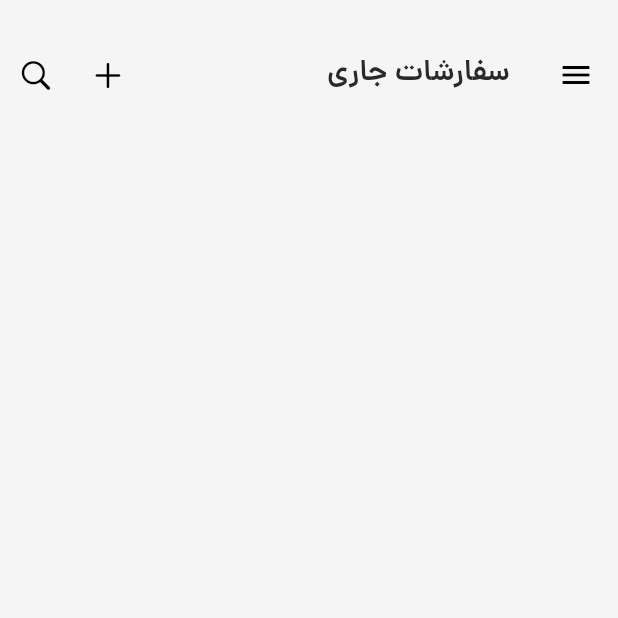
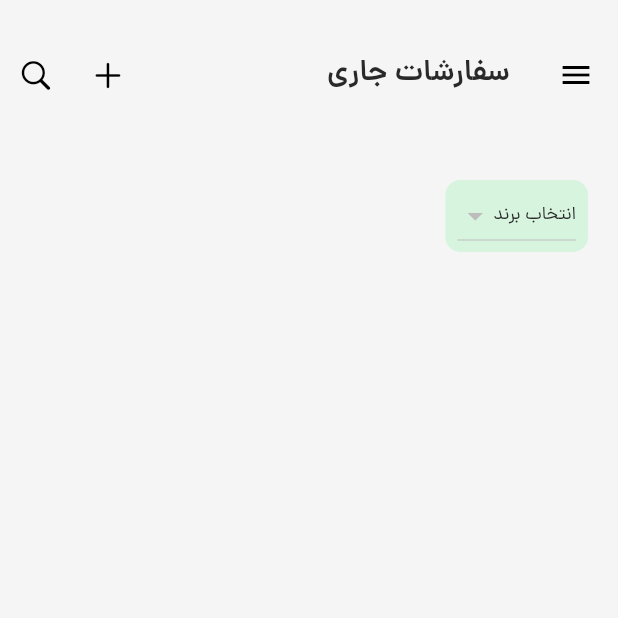
Before and after one commit to EddyHezarian/pipeline, a Flutter app: the OpenOrderScreen screen opened directly, on a phone screen of 412 x 824 dp, the top half of it. Run offline on Flutter 3.47's test engine with Material 3 defaults, Android fonts, the phone set to English and light mode, and no system bars; our stand-ins replace bloc, connectivity_plus, flutter_bloc, flutter_svg, get_it, hive and 6 more; missing offline and left inert: delayed_widget, persian_number_utility; accounts and stored records are empty.

Commit message:
fetching orders ready for UI

```diff
--- a/lib/core/model/order_model.dart
+++ b/lib/core/model/order_model.dart
@@ -78,7 +78,7 @@ class OrderModel {
         purchase: json['purchase'],
         status: json['status'],
         description: json['description'],
-        createdAt: json['date'],
+        createdAt: DateTime.parse(json['date']),
         shirtSize: json['shirt'],
         shirtQTY: json['shirtQTY'],
         pantsSize: json['pants'],
--- a/lib/features/order_managment/open_order/presentation/open_order_screen.dart
+++ b/lib/features/order_managment/open_order/presentation/open_order_screen.dart
@@ -1,8 +1,15 @@
 import 'package:flutter/material.dart';
+import 'package:flutter_bloc/flutter_bloc.dart';
 import 'package:pipeline/configs/components/appbar/app_bar.dart';
 import 'package:pipeline/configs/components/drawer/custome_drawer.dart';
+import 'package:pipeline/configs/components/loding_animations.dart';
 import 'package:pipeline/configs/consts/text_consts.dart';
 import 'package:pipeline/configs/theme/color_pallet.dart';
+import 'package:pipeline/configs/theme/text_styles.dart';
+import 'package:pipeline/features/brand_management/data/local/brand_local_db_controller.dart';
+import 'package:pipeline/features/brand_management/data/model/brand_model.dart';
+import 'package:pipeline/features/order_managment/repository/blocs/cubit/order_cubit.dart';
+import 'package:pipeline/locator.dart';
 
 class OpenOrderScreen extends StatefulWidget {
   const OpenOrderScreen({super.key});
@@ -12,13 +19,109 @@ class OpenOrderScreen extends StatefulWidget {
 }
 
 class _OpenOrderScreenState extends State<OpenOrderScreen> {
+  List<BrandModel> listOfBrands = [];
+  List<DropdownMenuItem<String>> brandMenuItems = [];
+  BrandLocalDbController brandHiveController = locator();
+  String brandName = 'انتخاب برند';
+  bool focusDropDown = false;
+  _brandMenuItemsLoader() async {
+    listOfBrands = await brandHiveController.getBrands();
+    for (int index = 0; index < listOfBrands.length; index++) {
+      brandMenuItems.add(DropdownMenuItem(
+        value: listOfBrands[index].name,
+        child: Text(listOfBrands[index].name),
+      ));
+    }
+  }
+
+  @override
+  void initState() {
+    _brandMenuItemsLoader();
+    super.initState();
+  }
+
   @override
   Widget build(BuildContext context) {
-    return SafeArea(
-        child: Scaffold(
-      drawer: const CustomeDrawer(),
-      backgroundColor: ColorPallet.background,
-      appBar: customeMainAppBar(context: context, title: TextConsts.openOrders),
-    ));
+    return BlocBuilder<OrderCubit, OrderState>(
+      builder: (context, state) {
+        //? initial state----------------------------------------------------
+        if (state is InitialOrderState) {
+          return SafeArea(
+              child: Scaffold(
+                  drawer: const CustomeDrawer(),
+                  backgroundColor: ColorPallet.background,
+                  appBar: customeMainAppBar(
+                      context: context, title: TextConsts.openOrders),
+                  body: Column(
+                    children: [
+                      Align(
+                        alignment: Alignment.centerRight,
+                        child: InkWell(
+                          onTap: () => setState(() {
+                            focusDropDown = true;
+                          }),
+                          child: Container(
+                            padding: const EdgeInsets.symmetric(horizontal: 8),
+                            margin: const EdgeInsets.only(right: 20, top: 20),
+                            //width: MediaQuery.of(context).size.width * 0.43,
+                            height: 48,
+                            decoration: BoxDecoration(
+                                color: ColorPallet.dataContainer,
+                                borderRadius: BorderRadius.circular(10)),
+                            child: DropdownButton(
+                              hint: Text(
+                                brandName,
+                                maxLines: 1,
+                                style: TextStyles.textFieldTitle,
+                              ),
+                              borderRadius: BorderRadius.circular(10),
+                              autofocus: focusDropDown,
+                              items: brandMenuItems,
+                              onChanged: (value) {
+                                setState(() {
+                                  brandName = value!;
+                                });
+                                BlocProvider.of<OrderCubit>(context).loadOrders(
+                                    brandName: brandName, status: "OPEN");
+                              },
+                            ),
+                          ),
+                        ),
+                      )
+                    ],
+                  )));
+        }
+
+        //? Loading----------------------------------------------------
+        if (state is LoadingOrdersState) {
+          return SafeArea(
+              child: Scaffold(
+            drawer: const CustomeDrawer(),
+            backgroundColor: ColorPallet.background,
+            appBar: customeMainAppBar(
+                context: context, title: TextConsts.openOrders),
+            body: Center(
+              child: lodingWidget(),
+            ),
+          ));
+        }
+        //* Fetched----------------------------------------------------
+        if (state is FetchedOrdersState) {
+          print(state.freshOrders);
+          return SafeArea(
+              child: Scaffold(
+            drawer: const CustomeDrawer(),
+            backgroundColor: ColorPallet.background,
+            appBar: customeMainAppBar(
+                context: context, title: TextConsts.openOrders),
+            body: Center(
+              child: const Text("data"),
+            ),
+          ));
+        }
+
+        return Container();
+      },
+    );
   }
 }
--- /dev/null
+++ b/lib/features/order_managment/repository/blocs/cubit/order_state.dart
@@ -0,0 +1,16 @@
+part of 'order_cubit.dart';
+
+@immutable
+sealed class OrderState {}
+
+final class LoadingOrdersState extends OrderState {
+
+}
+
+final class FetchedOrdersState extends OrderState {
+  final List<OrderModel> freshOrders;
+  FetchedOrdersState(this.freshOrders);
+}
+
+
+class InitialOrderState extends OrderState {}
--- a/lib/main.dart
+++ b/lib/main.dart
@@ -8,6 +8,7 @@ import 'package:pipeline/configs/routings/rountings.dart';
 import 'package:pipeline/configs/theme/color_pallet.dart';
 import 'package:pipeline/features/brand_management/data/model/brand_model.dart';
 import 'package:pipeline/features/introduction/bloc/splash_cubit.dart';
+import 'package:pipeline/features/order_managment/repository/blocs/cubit/order_cubit.dart';
 import 'package:pipeline/locator.dart';
 import 'package:pipeline/features/product_management/data/models/pants_model.dart';
 import 'package:pipeline/features/product_management/data/models/scarf_model.dart';
@@ -32,7 +33,7 @@ Future<void> main() async {
   await initLocator();
   //? initialzing hive local data base for products and brands : see the docs for more details
   await Hive.initFlutter();
-  //? initializ brand model adaptor for hive
+  //? initializ  model adaptor for hive
   Hive.registerAdapter(BrandModelAdapter());
   Hive.registerAdapter(PantsModelAdapter());
   Hive.registerAdapter(ShirtModelAdapter());
@@ -41,6 +42,9 @@ Future<void> main() async {
   runApp(MultiBlocProvider(providers: [
     BlocProvider(
       create: (context) => SplashCubit(),
+    ),
+    BlocProvider(
+      create: (context) => OrderCubit(locator()),
     ),
     BlocProvider(
       create: (context) => ProductTypeCubit(),
```
Also changed, not shown: lib/core/database/supabase/order/order_api_provider.dart (+27 -3 lines), lib/features/order_managment/repository/blocs/cubit/order_cubit.dart (added, +30 -0 lines).
